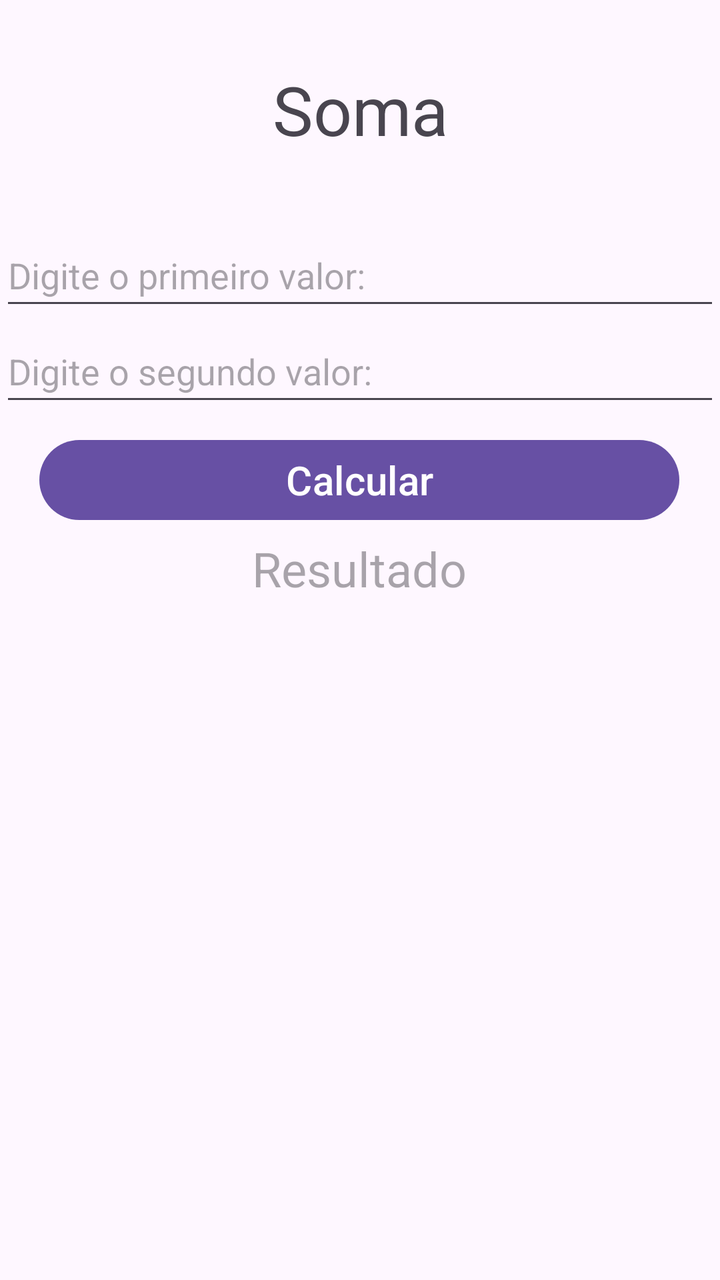
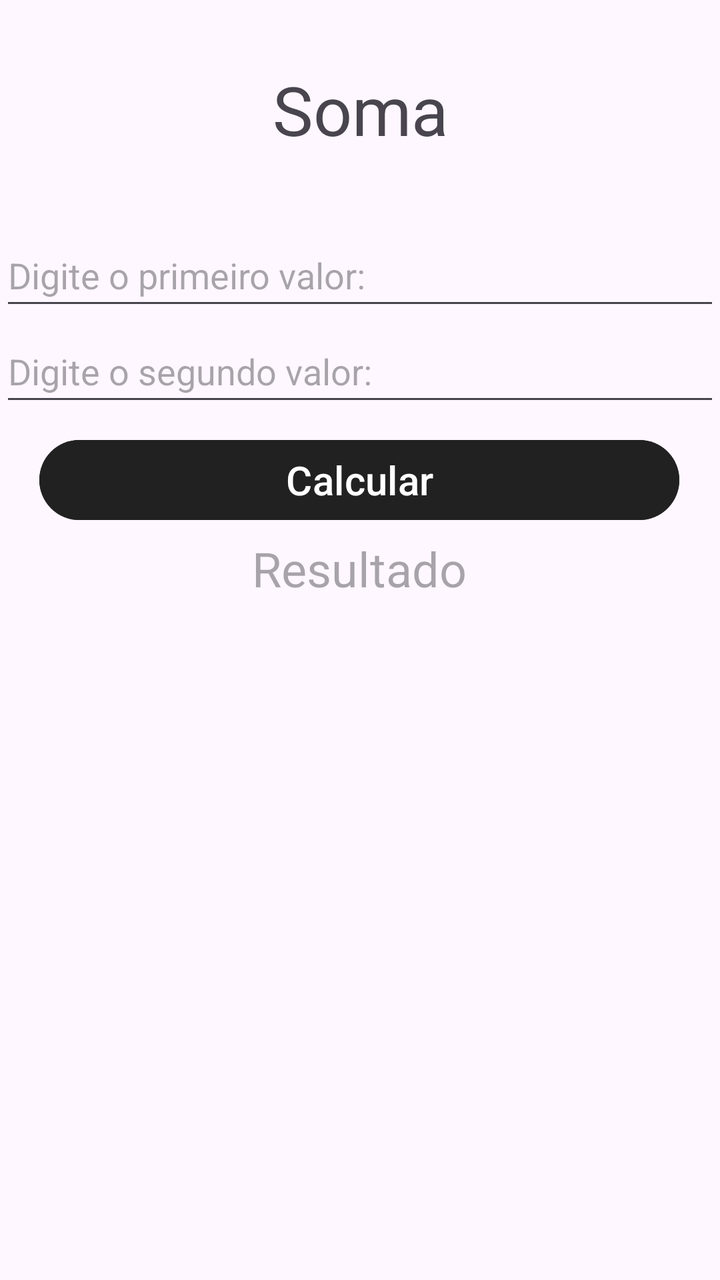

An Android layout rendered at two revisions. The XML below is the earlier revision; the diff shows what the commit changed to produce the second picture.
<!-- AndroidManifest.xml: application theme Theme.Projetoprova -->
<!-- res/layout/activity_soma.xml -->
<?xml version="1.0" encoding="utf-8"?>
<androidx.constraintlayout.widget.ConstraintLayout xmlns:android="http://schemas.android.com/apk/res/android"
    xmlns:app="http://schemas.android.com/apk/res-auto"
    xmlns:tools="http://schemas.android.com/tools"
    android:id="@+id/main"
    android:layout_width="match_parent"
    android:layout_height="match_parent"
    tools:context=".Soma">

    <TextView
        android:id="@+id/textView2"
        android:layout_width="360dp"
        android:layout_height="48dp"
        android:layout_marginTop="32dp"
        android:text="Soma"
        android:textAlignment="center"
        android:textSize="34sp"
        app:layout_constraintEnd_toEndOf="parent"
        app:layout_constraintStart_toStartOf="parent"
        app:layout_constraintTop_toTopOf="parent" />

    <EditText
        android:id="@+id/valor1"
        android:layout_width="360dp"
        android:layout_height="48dp"
        android:layout_marginTop="32dp"
        android:ems="10"
        android:hint="Digite o primeiro valor: "
        android:inputType="text"
        app:layout_constraintEnd_toEndOf="parent"
        app:layout_constraintStart_toStartOf="parent"
        app:layout_constraintTop_toBottomOf="@+id/textView2" />

    <EditText
        android:id="@+id/valor2"
        android:layout_width="360dp"
        android:layout_height="48dp"
        android:ems="10"
        android:hint="Digite o segundo valor: "
        android:inputType="text"
        app:layout_constraintEnd_toEndOf="parent"
        app:layout_constraintStart_toStartOf="parent"
        app:layout_constraintTop_toBottomOf="@+id/valor1" />

    <TextView
        android:id="@+id/resultado1"
        android:layout_width="300dp"
        android:layout_height="48dp"
        android:layout_marginTop="4dp"
        android:hint="Resultado"
        android:textAlignment="center"
        android:textSize="24sp"
        app:layout_constraintEnd_toEndOf="parent"
        app:layout_constraintHorizontal_bias="0.495"
        app:layout_constraintStart_toStartOf="parent"
        app:layout_constraintTop_toBottomOf="@+id/btncalcularsoma" />

    <Button
        android:id="@+id/btncalcularsoma"
        android:layout_width="320dp"
        android:layout_height="48dp"
        android:layout_marginTop="8dp"
        android:text="Calcular"
        android:textAlignment="center"
        android:textSize="20sp"
        app:layout_constraintEnd_toEndOf="parent"
        app:layout_constraintHorizontal_bias="0.494"
        app:layout_constraintStart_toStartOf="parent"
        app:layout_constraintTop_toBottomOf="@+id/valor2" />
</androidx.constraintlayout.widget.ConstraintLayout>
<!-- resources referenced by this layout -->
<resources>
  <style name="Theme.Projetoprova" parent="Base.Theme.Projetoprova" />
  <style name="Base.Theme.Projetoprova" parent="Theme.Material3.DayNight.NoActionBar">
          
          
      </style>
</resources>

<!-- the commit's change to res/layout/activity_soma.xml (unified diff, before → after) -->
@@ -60,6 +60,8 @@
         android:layout_width="320dp"
         android:layout_height="48dp"
         android:layout_marginTop="8dp"
+        android:backgroundTint="#212121"
+        android:textColor="#FFFFFF"
         android:text="Calcular"
         android:textAlignment="center"
         android:textSize="20sp"
